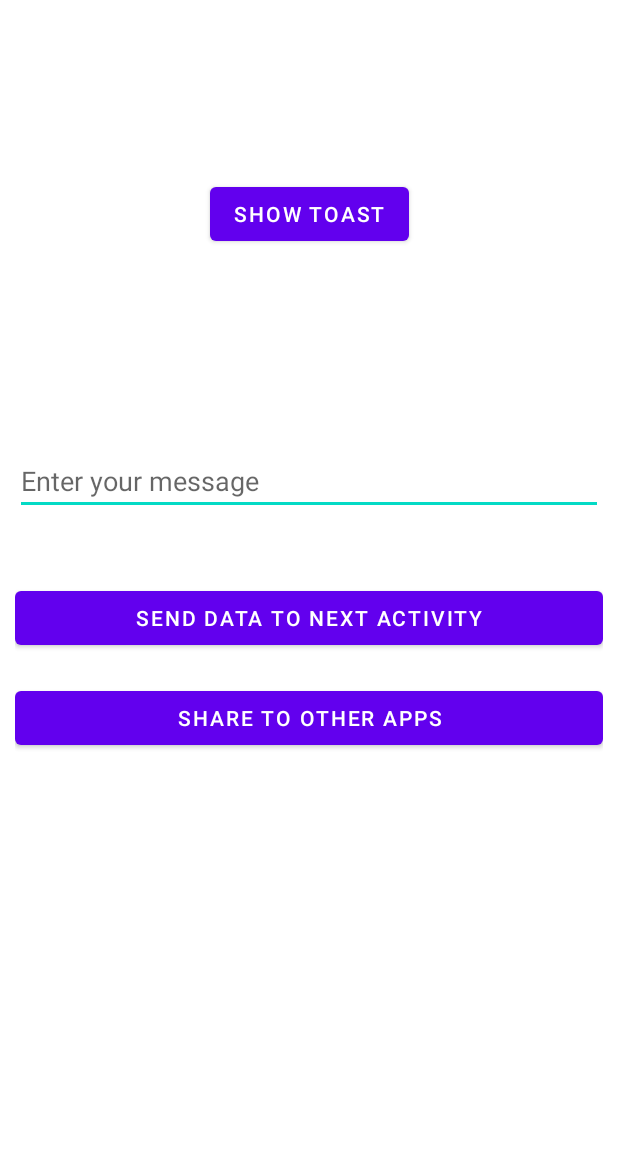
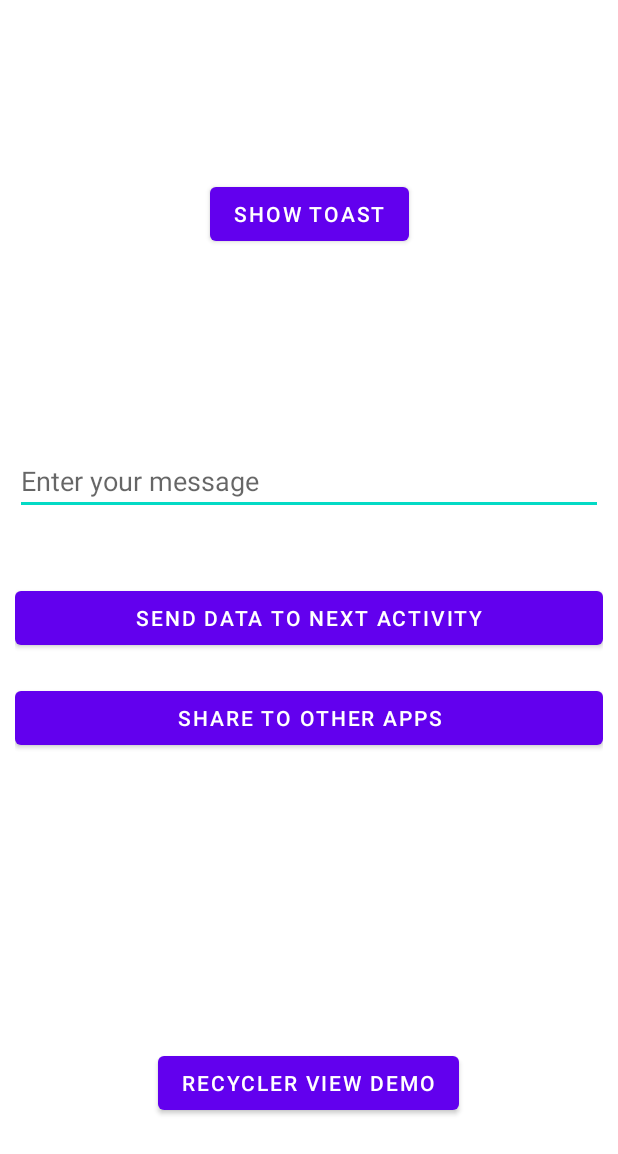
Before and after one commit to siroJohnOdilla/MsgShareApp, an Android app: the layout activity_main.xml on its own in the app's theme, with its tools: preview values and no code run, on a phone screen of 412 x 824 dp. Shown: the top 1154 px of the screen. Run offline under Robolectric (Android 15) with nearby library versions, the phone set to English and light mode, and no system bars.

Commit message:
third commit

```diff
--- a/app/src/main/AndroidManifest.xml
+++ b/app/src/main/AndroidManifest.xml
@@ -22,6 +22,7 @@
         </activity>
 
         <activity android:name=".SecondActivity" ></activity>
+        <activity android:name=".HobbiesActivity" ></activity>
     </application>
 
 </manifest>
--- a/app/src/main/java/com/smartherd/msgshareapp/MainActivity.kt
+++ b/app/src/main/java/com/smartherd/msgshareapp/MainActivity.kt
@@ -39,7 +39,8 @@ class MainActivity : AppCompatActivity() {
 
             startActivity(Intent.createChooser(intent,"Please select App : "))
         }
-
-
+        val btnRecyclerViewDemo = findViewById<Button>(R.id.btnRecyclerViewDemo)
+        val intent = Intent(this,HobbiesActivity::class.java)
+        startActivity(intent)
     }
 }
--- a/app/src/main/res/layout/activity_main.xml
+++ b/app/src/main/res/layout/activity_main.xml
@@ -52,4 +52,16 @@
         app:layout_constraintStart_toStartOf="parent"
         app:layout_constraintTop_toTopOf="parent"
         app:layout_constraintVertical_bias="0.588" />
+
+    <Button
+        android:id="@+id/btnRecyclerViewDemo"
+        android:layout_width="wrap_content"
+        android:layout_height="wrap_content"
+        android:text="Recycler View Demo"
+        app:layout_constraintBottom_toBottomOf="parent"
+        app:layout_constraintEnd_toEndOf="parent"
+        app:layout_constraintHorizontal_bias="0.498"
+        app:layout_constraintStart_toStartOf="parent"
+        app:layout_constraintTop_toTopOf="parent"
+        app:layout_constraintVertical_bias="0.91" />
 </androidx.constraintlayout.widget.ConstraintLayout>
--- /dev/null
+++ b/app/src/main/res/layout/hobbies_activity.xml
@@ -0,0 +1,6 @@
+<?xml version="1.0" encoding="utf-8"?>
+<androidx.constraintlayout.widget.ConstraintLayout xmlns:android="http://schemas.android.com/apk/res/android"
+    android:layout_width="match_parent"
+    android:layout_height="match_parent">
+
+</androidx.constraintlayout.widget.ConstraintLayout>
```
Also changed, not shown: app/src/main/java/com/smartherd/msgshareapp/HobbiesActivity.kt (added, +11 -0 lines).
